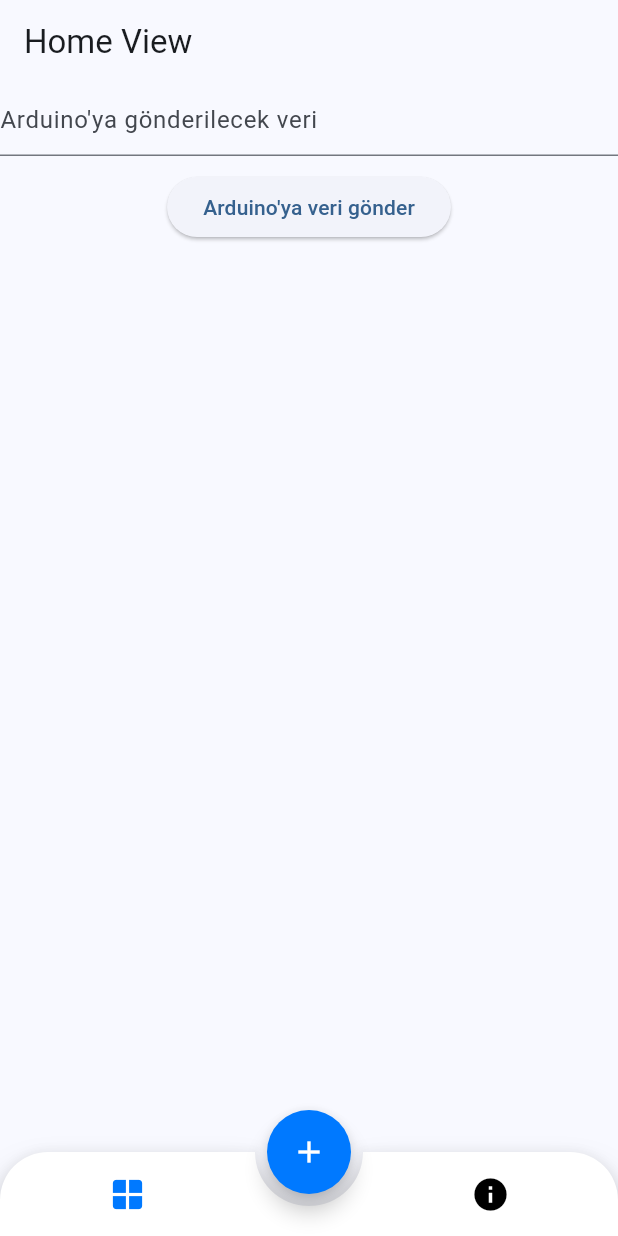
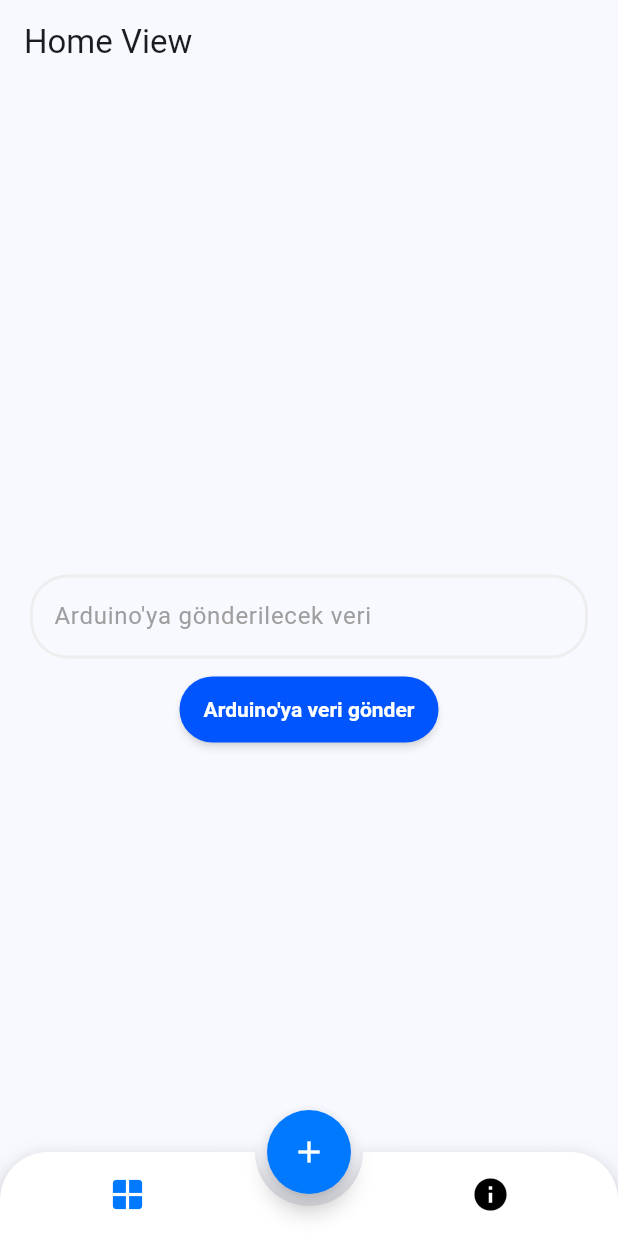
Before and after one commit to Mryuksel101/arduino_wifi, a Flutter app: the screen it shows after launch, on a phone screen of 412 x 824 dp. Run offline on Flutter 3.47's test engine with Material 3 defaults, Android fonts, the phone set to English and light mode, and no system bars; drawn by our look-alikes of animated_bottom_navigation_bar.

Commit message:
Add custom SdButton and SdTextField widgets; update HomeView to use them for improved UI

```diff
--- /dev/null
+++ b/lib/common/widgets/sd_button.dart
@@ -0,0 +1,61 @@
+import 'package:flutter/material.dart';
+
+class SdButton extends StatelessWidget {
+  final bool loading;
+  final String text;
+  final VoidCallback? onPressed;
+  final bool isSubscribed;
+  final Color? foregroundColor;
+  final Color? backgroundColor;
+  final Color? textColor;
+  final double? radius;
+  final double? width;
+  final double? height;
+  const SdButton(
+      {super.key,
+      this.loading = false,
+      required this.text,
+      this.onPressed,
+      this.isSubscribed = false,
+      this.foregroundColor = Colors.white,
+      this.backgroundColor = const Color(0xff0055ff),
+      this.radius,
+      this.textColor,
+      this.width = 84,
+      this.height = 40});
+
+  @override
+  Widget build(BuildContext context) {
+    return ElevatedButton(
+      style: ElevatedButton.styleFrom(
+          shadowColor: Colors.white,
+          minimumSize: Size(width!, height!),
+          shape: RoundedRectangleBorder(
+            borderRadius: BorderRadius.circular(radius ?? 50), // rounded-full
+          ),
+          elevation: 2,
+          padding: const EdgeInsets.symmetric(vertical: 12, horizontal: 16),
+          foregroundColor: foregroundColor,
+          backgroundColor: isSubscribed ? Colors.orange : backgroundColor),
+      onPressed: loading ? null : onPressed,
+      child: loading
+          ? const SizedBox(
+              height: 20,
+              width: 20,
+              child: CircularProgressIndicator(
+                color: Colors.white,
+                strokeWidth: 2,
+              ))
+          : Text(
+              text,
+              style: TextStyle(
+                color: textColor,
+                fontSize: 14, // text-sm
+                fontWeight: FontWeight.bold, // font-bold
+                letterSpacing: 0.015, // tracking-[0.015em]
+                overflow: TextOverflow.ellipsis, // truncate
+              ),
+            ),
+    );
+  }
+}
--- /dev/null
+++ b/lib/common/widgets/text_field.dart
@@ -0,0 +1,81 @@
+import 'package:flutter/material.dart';
+import 'package:flutter/services.dart';
+
+class SdTextField extends StatelessWidget {
+  final String label;
+  final String? value;
+  final void Function(String) onChanged;
+  final TextInputType textInputType;
+  final TextEditingController? textEditingController;
+  final bool readOnly;
+  final bool enabled;
+  final int? numberOfLines;
+  final bool isRequired;
+  final List<TextInputFormatter> formatters;
+  final Color? borderColor;
+  final double? borderRadius;
+  final TextStyle? labelStyle;
+
+  const SdTextField({
+    super.key,
+    required this.label,
+    this.value,
+    this.numberOfLines,
+    this.enabled = true,
+    this.isRequired = false,
+    required this.onChanged,
+    required this.textInputType,
+    this.textEditingController,
+    this.formatters = const <TextInputFormatter>[],
+    this.readOnly = false,
+    this.borderColor,
+    this.borderRadius,
+    this.labelStyle,
+  });
+
+  @override
+  Widget build(BuildContext context) {
+    return TextFormField(
+      enabled: enabled,
+      inputFormatters: [...formatters],
+      key: Key(label.replaceAll(' ', "_")),
+      readOnly: readOnly,
+      onTapOutside: (event) {
+        FocusScope.of(context).unfocus();
+      },
+      minLines: numberOfLines ?? 1,
+      maxLines: numberOfLines ?? 8,
+      controller: textEditingController,
+      cursorColor: Colors.blue,
+      cursorOpacityAnimates: true,
+      initialValue: (value != null && value is int)
+          ? value.toString().trim().replaceAll('.', '').replaceAll('.', '')
+          : value,
+      onChanged: onChanged,
+      keyboardType: textInputType,
+      decoration: InputDecoration(
+        enabledBorder: OutlineInputBorder(
+          borderRadius: BorderRadius.all(Radius.circular(borderRadius ?? 25)),
+          borderSide:
+              BorderSide(width: 2, color: borderColor ?? Colors.grey.shade200),
+        ),
+        labelStyle: labelStyle ?? const TextStyle(color: Colors.grey),
+        focusedBorder: OutlineInputBorder(
+          borderSide: const BorderSide(color: Colors.blue, width: 2.0),
+          borderRadius: BorderRadius.circular(borderRadius ?? 25),
+        ),
+        label: isRequired
+            ? Row(
+                children: [
+                  Text(label),
+                  const Text(
+                    ' *',
+                    style: TextStyle(color: Colors.red),
+                  )
+                ],
+              )
+            : Text(label),
+      ),
+    );
+  }
+}
--- a/lib/views/home/home_view.dart
+++ b/lib/views/home/home_view.dart
@@ -1,3 +1,5 @@
+import 'package:arduino_wifi/common/widgets/sd_button.dart';
+import 'package:arduino_wifi/common/widgets/text_field.dart';
 import 'package:arduino_wifi/views/home/home_view_model.dart';
 import 'package:flutter/material.dart';
 
@@ -24,24 +26,35 @@ class _HomeViewState extends State<HomeView> {
       appBar: AppBar(
         title: Text('Home View'),
       ),
-      body: Column(
+      body: Padding(
+        padding: EdgeInsets.symmetric(
+          horizontal: 20,
+          vertical: 10,
+        ),
+        child: Column(
+          mainAxisAlignment: MainAxisAlignment.center,
           children: [
-          TextField(
-            controller: _vm.textController,
-            decoration: InputDecoration(
-              hintText: 'Arduino\'ya gönderilecek veri',
-            ),
+            SdTextField(
+              label: 'Arduino\'ya gönderilecek veri',
+              textEditingController: _vm.textController,
+              onChanged: (value) {
+                // Burada Arduino'ya veri göndermek için metod çağrılıyor
+                // Örnek: sendDataToArduino('AÇ');
+                _vm.sendDataToArduino(value);
+              },
+              textInputType: TextInputType.text,
             ),
             SizedBox(height: 10),
-          ElevatedButton(
+            SdButton(
               onPressed: () {
                 // Burada Arduino'ya veri göndermek için metod çağrılıyor
                 // Örnek: sendDataToArduino('AÇ');
                 _vm.sendDataToArduino('Merhaba dünya');
               },
-            child: Text('Arduino\'ya veri gönder'),
+              text: 'Arduino\'ya veri gönder',
             ),
           ],
+        ),
       ),
     );
   }
```
Lines whose indentation alone changed are shown as unchanged.
